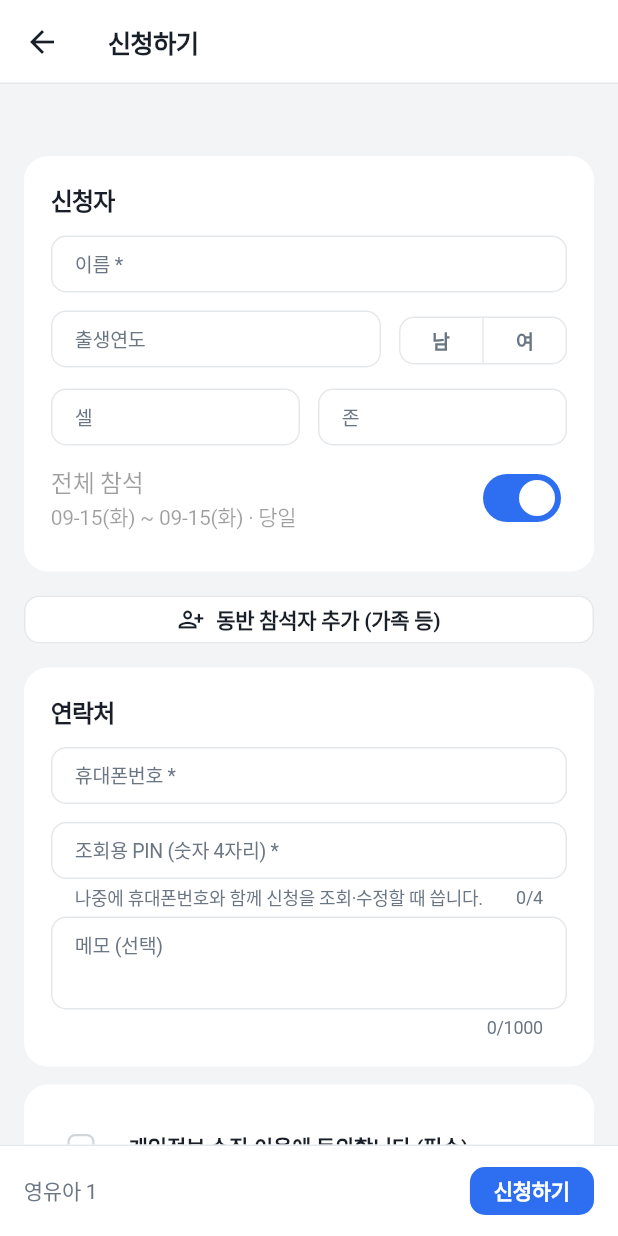
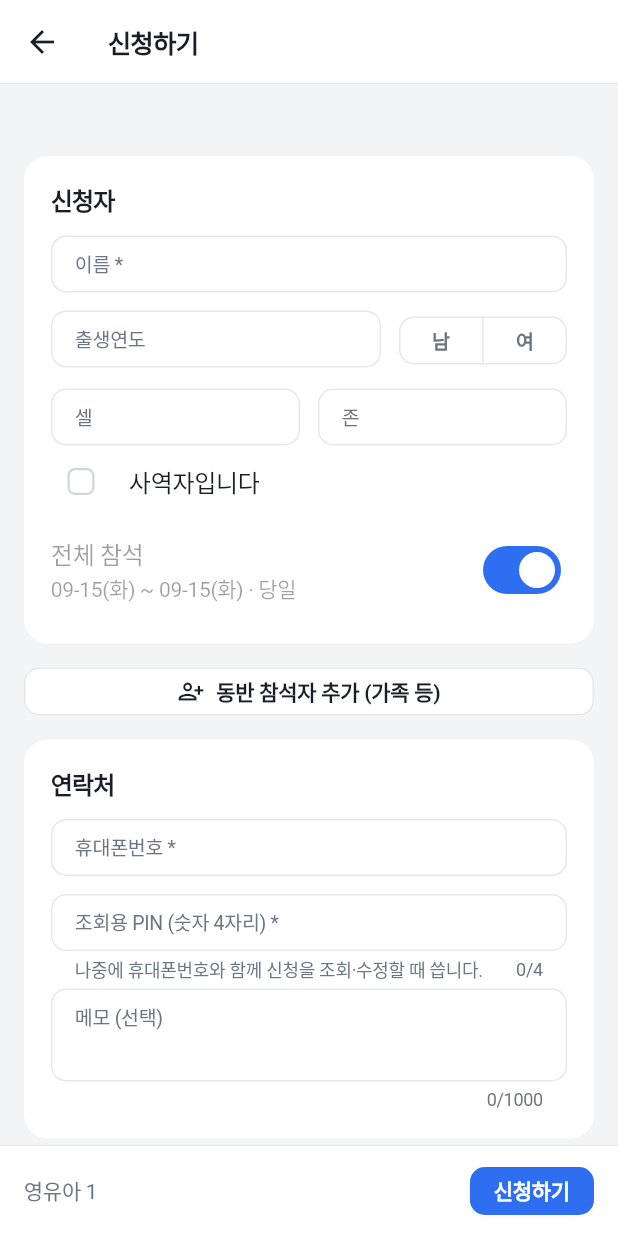
Before and after one commit to yjchae/room-assignment, a Flutter app: the ApplyPage screen opened directly with empty values, on a phone screen of 412 x 824 dp. Run offline on Flutter 3.47's test engine with Material 3 defaults, Android fonts, the phone set to English and light mode, and no system bars; our stand-ins replace file_picker, supabase_flutter; accounts and stored records are empty; Roboto replaces fonts that are missing (Pretendard).

Commit message:
사역자 체크 추가

```diff
--- a/lib/gathering.dart
+++ b/lib/gathering.dart
@@ -139,6 +139,8 @@ class Person {
     this.phone,
     this.cell,
     this.zone,
+    this.minister = false,
+    this.church,
     Map<String, String>? extra,
   }) : id = id ?? newPersonId(),
        extra = extra ?? {};
@@ -156,6 +158,12 @@ class Person {
   /// 예전 신청서 형식(도착일~출발일). [days] 가 없을 때만 본다. null 이면 집회 시작일/종료일.
   DateTime? checkIn, checkOut;
   String? phone, cell, zone;
+
+  /// 신청서의 "사역자" 체크.
+  bool minister;
+
+  /// 사역자가 섬기는 교회 이름. 사역자를 체크하면 필수.
+  String? church;
 
   /// 사용자 정의 항목(교회·직분 등) 값.
   Map<String, String> extra;
@@ -196,6 +204,8 @@ class Person {
     'phone': phone,
     'cell': cell,
     'zone': zone,
+    if (minister) 'minister': true,
+    if (church != null) 'church': church,
     'extra': extra,
   };
 
@@ -217,6 +227,8 @@ class Person {
     phone: _str(j['phone']),
     cell: _str(j['cell']),
     zone: _str(j['zone']),
+    minister: j['minister'] == true,
+    church: _str(j['church']),
     extra: {
       if (j['extra'] is Map)
         for (final e in (j['extra'] as Map).entries) '${e.key}': '${e.value}',
@@ -265,7 +277,10 @@ class Gathering {
     List<String>? requiredFields,
     this.open = false,
     this.deadline,
-  }) : themes = themes ?? [],
+    this.ministerNoticeOn = true,
+    String? ministerNotice,
+  }) : ministerNotice = ministerNotice ?? defaultMinisterNotice,
+       themes = themes ?? [],
        fee = fee ?? FeeRule(),
        bank = bank ?? Bank(),
        formFields = formFields ?? [],
@@ -287,7 +302,7 @@ class Gathering {
   /// 신청서에 나오는 사용자 정의 항목. 관리자 앱의 참석자 항목과 같은 이름.
   List<String> formFields;
 
-  /// 운영자가 신청서에서 뺀 기본 항목: 'birthYear' · 'gender' · 'cell' · 'zone'.
+  /// 운영자가 신청서에서 뺀 기본 항목: 'birthYear' · 'gender' · 'cell' · 'zone' · 'minister'.
   /// 출생연도를 빼면 모두 성인 금액으로 계산한다.
   List<String> hiddenFields;
 
@@ -304,6 +319,20 @@ class Gathering {
 
   /// 이 날까지 신청 받는다.
   DateTime? deadline;
+
+  static const defaultMinisterNotice =
+      '사역자의 경우 추가 할인이 있을 수 있습니다. 주최 측에 문의해 주세요.';
+
+  /// 사역자를 체크한 신청자에게 신청 완료·조회 화면에서 보여 줄 안내.
+  bool ministerNoticeOn;
+  String ministerNotice;
+
+  /// [people] 신청에 사역자 안내를 보여 주는가 — 사역자를 체크한 사람이 있을 때만.
+  bool ministerNoticeFor(Iterable<Person> people) =>
+      asks('minister') &&
+      ministerNoticeOn &&
+      ministerNotice.trim().isNotEmpty &&
+      people.any((p) => p.minister);
 
   int get nights => _nights(_day(start), _day(end));
 
@@ -350,6 +379,8 @@ class Gathering {
     'required_fields': requiredFields,
     'open': open,
     'deadline': deadline == null ? null : ymd(deadline!),
+    'minister_notice_on': ministerNoticeOn,
+    'minister_notice': ministerNotice,
   };
 
   factory Gathering.fromRow(Map r) => Gathering(
@@ -372,6 +403,8 @@ class Gathering {
         : null,
     open: r['open'] == true,
     deadline: _date(r['deadline']),
+    ministerNoticeOn: r['minister_notice_on'] != false,
+    ministerNotice: _str(r['minister_notice']),
   );
 }
 
--- a/lib/main_public.dart
+++ b/lib/main_public.dart
@@ -369,7 +369,9 @@ class _PersonForm {
       // 셀·존은 가족이라도 다를 수 있어 동반자는 빈칸으로 시작한다.
       cell = TextEditingController(text: p?.cell ?? ''),
       zone = TextEditingController(text: p?.zone ?? ''),
+      church = TextEditingController(text: p?.church ?? ''),
       gender = p?.gender,
+      minister = p?.minister ?? false,
       relation = p?.relation ?? (applicant ? '본인' : '자녀') {
     if (p != null) {
       for (final e in p.extra.entries) {
@@ -386,9 +388,10 @@ class _PersonForm {
   final String id;
   final bool applicant;
   final String? phone;
-  final TextEditingController name, birth, cell, zone;
+  final TextEditingController name, birth, cell, zone, church;
   final extras = <String, TextEditingController>{};
   String? gender;
+  bool minister;
   String relation;
 
   /// 참석하는 날. null = 전체 참석.
@@ -425,6 +428,8 @@ class _PersonForm {
       phone: phone ?? this.phone,
       cell: t(cell),
       zone: t(zone),
+      minister: g.asks('minister') && minister,
+      church: g.asks('minister') && minister ? t(church) : null,
       extra: {
         for (final e in extras.entries)
           if (e.value.text.trim().isNotEmpty) e.key: e.value.text.trim(),
@@ -712,6 +717,20 @@ class _ApplyPageState extends State<ApplyPage> {
             ],
           ),
         ],
+        if (g.asks('minister'))
+          CheckboxListTile(
+            contentPadding: EdgeInsets.zero,
+            controlAffinity: ListTileControlAffinity.leading,
+            title: const Text('사역자입니다'),
+            value: f.minister,
+            onChanged: (v) => setState(() => f.minister = v ?? false),
+          ),
+        if (g.asks('minister') && f.minister)
+          TextFormField(
+            controller: f.church,
+            decoration: const InputDecoration(labelText: '교회 이름 *'),
+            validator: (v) => (v ?? '').trim().isEmpty ? '교회 이름을 입력하세요' : null,
+          ),
         for (final field in g.formFields)
           Padding(
             padding: const EdgeInsets.only(top: 12),
@@ -1013,6 +1032,25 @@ class _TotalBar extends StatelessWidget {
 // 완료 · 조회
 // ---------------------------------------------------------------------------
 
+/// 사역자를 체크한 신청자에게만 보이는 안내 (문구는 집회 설정에서 바꾼다).
+Widget _ministerNotice(String text) => _Section(
+  children: [
+    Row(
+      crossAxisAlignment: CrossAxisAlignment.start,
+      children: [
+        const Icon(Icons.info, size: 20, color: AppColors.brand),
+        const SizedBox(width: 8),
+        Expanded(
+          child: Text(
+            text,
+            style: const TextStyle(fontWeight: FontWeight.w600),
+          ),
+        ),
+      ],
+    ),
+  ],
+);
+
 class DonePage extends StatelessWidget {
   const DonePage({
     super.key,
@@ -1052,6 +1090,8 @@ class DonePage extends StatelessWidget {
               if (!free) ...[const SizedBox(height: 16), QuoteTable(quote)],
             ],
           ),
+          if (gathering.ministerNoticeFor(quote.lines.map((l) => l.person)))
+            _ministerNotice(gathering.ministerNotice),
           if (!free && !gathering.bank.isEmpty)
             _Section(
               title: '입금 계좌',
@@ -1247,6 +1287,8 @@ class _LookupPageState extends State<LookupPage> {
             ),
         ],
       ),
+      if (r.status != RegStatus.cancelled && g.ministerNoticeFor(r.people))
+        _ministerNotice(g.ministerNotice),
       if (pending && !free && !g.bank.isEmpty)
         _Section(
           title: '입금 계좌',
--- a/lib/screens/registrations.dart
+++ b/lib/screens/registrations.dart
@@ -1016,6 +1016,7 @@ class _Detail extends StatelessWidget {
                         '  ${p.relation}'
                         '${p.gender.isEmpty ? '' : ' · ${genderLabel(p.gender)}'}'
                         '${p.birthYear == 0 ? '' : ' · ${p.birthYear}년생'}'
+                        '${p.minister ? ' · 사역자${p.church == null ? '' : '(${p.church})'}' : ''}'
                         '${(p.cell ?? '').isNotEmpty ? ' · 셀 ${p.cell}' : ''}'
                         '${(p.zone ?? '').isNotEmpty ? ' · 존 ${p.zone}' : ''}'
                         '${p.extra.entries.map((e) => ' · ${e.key} ${e.value}').join()}'
```
Also changed, not shown: lib/screens/gathering_settings.dart (+36 -0 lines), 3 other files.
